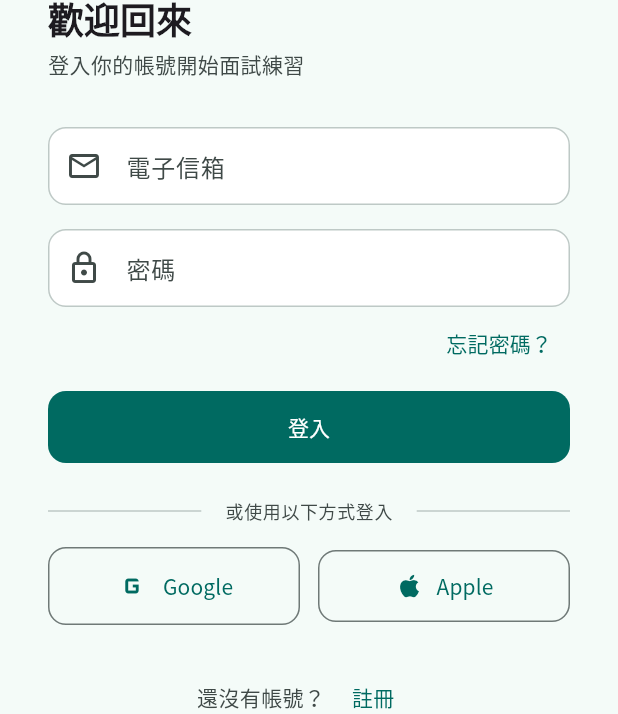
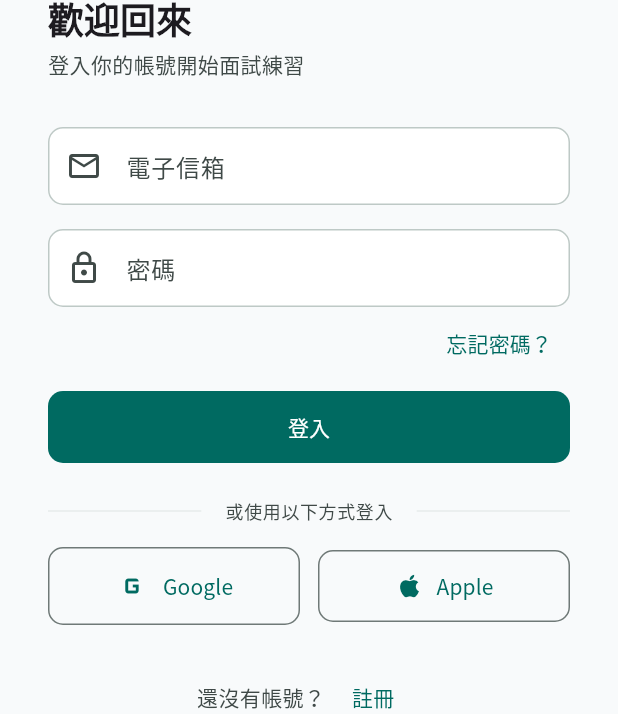
Before and after one commit to nickchen1998/PracterviewAIFlutter, a Flutter app: the screen it shows after launch, on a phone screen of 412 x 824 dp. Shown: the part 347-1061 px from the top of the screen. Run offline on Flutter 3.47's test engine with Material 3 defaults, Android fonts, the phone set to English and light mode, and no system bars; our stand-ins replace flutter_riverpod, go_router, google_fonts.

Commit message:
style: redesign to clean white/gray theme - remove green tint
- Background: white/light gray (#F8FAFB) instead of M3 green tint
- Cards: white with subtle shadow, no borders
- Sidebar: white background, clean nav items with active indicator bar
- Dashboard: teal gradient welcome banner with CTA
- DataTable: light gray header, hover state
- User section: gray rounded container in sidebar
- Overall: consumer-facing web app feel, not admin panel

```diff
--- a/lib/theme/app_theme.dart
+++ b/lib/theme/app_theme.dart
@@ -4,27 +4,39 @@ import 'app_colors.dart';
 
 abstract class AppTheme {
   static ThemeData get light {
-    final colorScheme = ColorScheme.fromSeed(
+    final baseScheme = ColorScheme.fromSeed(
       seedColor: AppColors.seedColor,
       brightness: Brightness.light,
     );
+
+    // Override surface colors to remove green tint
+    final colorScheme = baseScheme.copyWith(
+      surface: Colors.white,
+      surfaceContainerLowest: const Color(0xFFF8FAFB),
+      surfaceContainerLow: const Color(0xFFF3F5F7),
+      surfaceContainer: const Color(0xFFEEF0F2),
+      surfaceContainerHigh: const Color(0xFFE8EAED),
+      surfaceContainerHighest: const Color(0xFFE1E4E7),
+    );
+
     return ThemeData(
       useMaterial3: true,
       colorScheme: colorScheme,
+      scaffoldBackgroundColor: const Color(0xFFF8FAFB),
       textTheme: GoogleFonts.notoSansTcTextTheme(),
       inputDecorationTheme: InputDecorationTheme(
         filled: true,
-        fillColor: colorScheme.surfaceContainerLowest,
+        fillColor: Colors.white,
         border: OutlineInputBorder(
-          borderRadius: BorderRadius.circular(12),
-          borderSide: BorderSide.none,
+          borderRadius: BorderRadius.circular(10),
+          borderSide: BorderSide(color: colorScheme.outlineVariant),
         ),
         enabledBorder: OutlineInputBorder(
-          borderRadius: BorderRadius.circular(12),
+          borderRadius: BorderRadius.circular(10),
           borderSide: BorderSide(color: colorScheme.outlineVariant),
         ),
         focusedBorder: OutlineInputBorder(
-          borderRadius: BorderRadius.circular(12),
+          borderRadius: BorderRadius.circular(10),
           borderSide: BorderSide(color: colorScheme.primary, width: 2),
         ),
         contentPadding:
@@ -34,29 +46,44 @@ abstract class AppTheme {
         style: ElevatedButton.styleFrom(
           padding: const EdgeInsets.symmetric(horizontal: 24, vertical: 14),
           shape:
-              RoundedRectangleBorder(borderRadius: BorderRadius.circular(12)),
+              RoundedRectangleBorder(borderRadius: BorderRadius.circular(10)),
         ),
       ),
       filledButtonTheme: FilledButtonThemeData(
         style: FilledButton.styleFrom(
           padding: const EdgeInsets.symmetric(horizontal: 24, vertical: 14),
           shape:
-              RoundedRectangleBorder(borderRadius: BorderRadius.circular(12)),
+              RoundedRectangleBorder(borderRadius: BorderRadius.circular(10)),
         ),
       ),
       outlinedButtonTheme: OutlinedButtonThemeData(
         style: OutlinedButton.styleFrom(
           padding: const EdgeInsets.symmetric(horizontal: 24, vertical: 14),
           shape:
-              RoundedRectangleBorder(borderRadius: BorderRadius.circular(12)),
+              RoundedRectangleBorder(borderRadius: BorderRadius.circular(10)),
         ),
       ),
       cardTheme: CardThemeData(
-        elevation: 0,
+        elevation: 1,
+        shadowColor: Colors.black.withValues(alpha: 0.08),
+        surfaceTintColor: Colors.transparent,
+        color: Colors.white,
         shape: RoundedRectangleBorder(
-          borderRadius: BorderRadius.circular(16),
-          side: BorderSide(color: colorScheme.outlineVariant.withValues(alpha: 0.5)),
+          borderRadius: BorderRadius.circular(14),
+          side: BorderSide.none,
         ),
+      ),
+      dividerTheme: DividerThemeData(
+        color: colorScheme.outlineVariant.withValues(alpha: 0.3),
+      ),
+      dataTableTheme: DataTableThemeData(
+        headingRowColor: WidgetStateProperty.all(const Color(0xFFF3F5F7)),
+        dataRowColor: WidgetStateProperty.resolveWith((states) {
+          if (states.contains(WidgetState.hovered)) {
+            return const Color(0xFFF8FAFB);
+          }
+          return Colors.white;
+        }),
       ),
     );
   }
@@ -72,50 +99,13 @@ abstract class AppTheme {
       textTheme: GoogleFonts.notoSansTcTextTheme(
         ThemeData.dark().textTheme,
       ),
-      inputDecorationTheme: InputDecorationTheme(
-        filled: true,
-        fillColor: colorScheme.surfaceContainerLowest,
-        border: OutlineInputBorder(
-          borderRadius: BorderRadius.circular(12),
-          borderSide: BorderSide.none,
-        ),
-        enabledBorder: OutlineInputBorder(
-          borderRadius: BorderRadius.circular(12),
-          borderSide: BorderSide(color: colorScheme.outlineVariant),
-        ),
-        focusedBorder: OutlineInputBorder(
-          borderRadius: BorderRadius.circular(12),
-          borderSide: BorderSide(color: colorScheme.primary, width: 2),
-        ),
-        contentPadding:
-            const EdgeInsets.symmetric(horizontal: 16, vertical: 14),
-      ),
-      elevatedButtonTheme: ElevatedButtonThemeData(
-        style: ElevatedButton.styleFrom(
-          padding: const EdgeInsets.symmetric(horizontal: 24, vertical: 14),
-          shape:
-              RoundedRectangleBorder(borderRadius: BorderRadius.circular(12)),
-        ),
-      ),
-      filledButtonTheme: FilledButtonThemeData(
-        style: FilledButton.styleFrom(
-          padding: const EdgeInsets.symmetric(horizontal: 24, vertical: 14),
-          shape:
-              RoundedRectangleBorder(borderRadius: BorderRadius.circular(12)),
-        ),
-      ),
-      outlinedButtonTheme: OutlinedButtonThemeData(
-        style: OutlinedButton.styleFrom(
-          padding: const EdgeInsets.symmetric(horizontal: 24, vertical: 14),
-          shape:
-              RoundedRectangleBorder(borderRadius: BorderRadius.circular(12)),
-        ),
-      ),
       cardTheme: CardThemeData(
-        elevation: 0,
+        elevation: 1,
+        shadowColor: Colors.black.withValues(alpha: 0.3),
+        surfaceTintColor: Colors.transparent,
         shape: RoundedRectangleBorder(
-          borderRadius: BorderRadius.circular(16),
-          side: BorderSide(color: colorScheme.outlineVariant.withValues(alpha: 0.5)),
+          borderRadius: BorderRadius.circular(14),
+          side: BorderSide.none,
         ),
       ),
     );
```
Also changed, not shown: lib/screens/home/home_screen.dart (+39 -13 lines), lib/widgets/app_scaffold.dart (+40 -30 lines).
